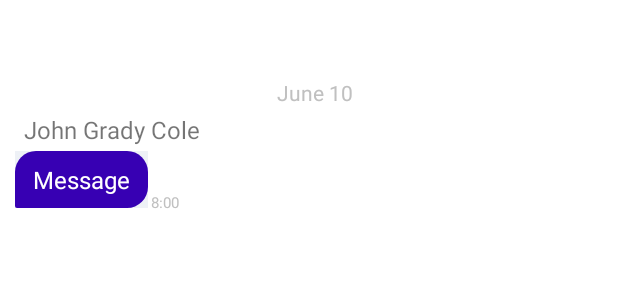
After one commit to atharva-satpute/Defend, an Android app: the layout receiver_msg_chat.xml on its own in the app's theme, with its tools: preview values and no code run, on a phone screen of 412 x 824 dp. The commit adds this screen. Shown: the top 300 px of the screen. Run offline under Robolectric (Android 15) with nearby library versions, the phone set to English and light mode, and no system bars.

Commit message:
Recipient Name is now visible in chat Activity. Added vectors

```diff
--- a/Android/DEFEND/app/src/main/java/com/app/defend/activities/LoginActivity.java
+++ b/Android/DEFEND/app/src/main/java/com/app/defend/activities/LoginActivity.java
@@ -40,6 +40,7 @@ public class LoginActivity extends AppCompatActivity {
 	boolean first = false;
 	private String verificationId;
 	private String countryCode;
+
 
 	@RequiresApi(api = Build.VERSION_CODES.O)
 	@Override
@@ -131,6 +132,7 @@ public class LoginActivity extends AppCompatActivity {
 		PhoneAuthProvider.verifyPhoneNumber(options);
 	}
 
+
 	@RequiresApi(api = Build.VERSION_CODES.O)
 	private void signInWithCredential(PhoneAuthCredential credential) {
 		mAuth.signInWithCredential(credential)
--- a/Android/DEFEND/app/src/main/java/com/app/defend/rsa/RSAKeyPairGenerator.java
+++ b/Android/DEFEND/app/src/main/java/com/app/defend/rsa/RSAKeyPairGenerator.java
@@ -31,5 +31,6 @@ public class RSAKeyPairGenerator {
 	@RequiresApi(api = Build.VERSION_CODES.O)
 	public String getPublicKey() {
 		return Base64.getEncoder().encodeToString(privateKey.getEncoded());
+
 	}
 }
--- /dev/null
+++ b/Android/DEFEND/app/src/main/res/drawable/bg_receiver_chat_msg.xml
@@ -0,0 +1,9 @@
+<?xml version="1.0" encoding="utf-8"?>
+<shape xmlns:android="http://schemas.android.com/apk/res/android">
+    <corners
+        android:bottomLeftRadius="1dp"
+        android:bottomRightRadius="14dp"
+        android:topLeftRadius="14dp"
+        android:topRightRadius="14dp" />
+    <solid android:color="@color/design_default_color_primary_dark" />
+</shape>
--- /dev/null
+++ b/Android/DEFEND/app/src/main/res/drawable/bg_white_rounded.xml
@@ -0,0 +1,5 @@
+<?xml version="1.0" encoding="utf-8"?>
+<shape xmlns:android="http://schemas.android.com/apk/res/android">
+    <corners android:radius="32dp"/>
+    <solid android:color="@color/white"/>
+</shape>
--- /dev/null
+++ b/Android/DEFEND/app/src/main/res/drawable/ic_baseline_arrow_back_30.xml
@@ -0,0 +1,5 @@
+<vector android:autoMirrored="true" android:height="30dp"
+    android:tint="#FFFFFF" android:viewportHeight="24"
+    android:viewportWidth="24" android:width="30dp" xmlns:android="http://schemas.android.com/apk/res/android">
+    <path android:fillColor="@android:color/white" android:pathData="M20,11H7.83l5.59,-5.59L12,4l-8,8 8,8 1.41,-1.41L7.83,13H20v-2z"/>
+</vector>
--- /dev/null
+++ b/Android/DEFEND/app/src/main/res/drawable/ic_white_send_24p.xml
@@ -0,0 +1,5 @@
+<vector android:autoMirrored="true" android:height="24dp"
+    android:tint="#FFFFFF" android:viewportHeight="24"
+    android:viewportWidth="24" android:width="24dp" xmlns:android="http://schemas.android.com/apk/res/android">
+    <path android:fillColor="@android:color/white" android:pathData="M2.01,21L23,12 2.01,3 2,10l15,2 -15,2z"/>
+</vector>
--- /dev/null
+++ b/Android/DEFEND/app/src/main/res/layout/receiver_msg_chat.xml
@@ -0,0 +1,85 @@
+<?xml version="1.0" encoding="utf-8"?>
+<androidx.constraintlayout.widget.ConstraintLayout
+    xmlns:android="http://schemas.android.com/apk/res/android"
+    xmlns:app="http://schemas.android.com/apk/res-auto"
+    android:layout_width="match_parent"
+    android:layout_height="wrap_content"
+    android:layout_marginStart="8dp"
+    android:layout_marginLeft="8dp"
+    android:layout_marginTop="16dp">
+
+    <TextView
+        android:id="@+id/chat_date_other"
+        android:layout_width="wrap_content"
+        android:layout_height="wrap_content"
+        android:layout_marginTop="32dp"
+        android:paddingStart="8dp"
+        android:paddingTop="4dp"
+        android:paddingEnd="8dp"
+        android:paddingBottom="4dp"
+        android:text="June 10"
+        android:textColor="#C0C0C0"
+        app:layout_constraintEnd_toEndOf="parent"
+        app:layout_constraintStart_toStartOf="parent"
+        app:layout_constraintTop_toTopOf="parent" />
+
+    <TextView
+        android:id="@+id/chat_user_other"
+        android:layout_width="wrap_content"
+        android:layout_height="wrap_content"
+        android:layout_marginStart="8dp"
+        android:layout_marginLeft="8dp"
+        android:text="John Grady Cole"
+        android:textSize="16sp"
+        app:layout_constraintTop_toBottomOf="@+id/chat_date_other"
+        app:layout_constraintLeft_toLeftOf="parent"/>
+
+    <com.google.android.material.card.MaterialCardView
+        android:id="@+id/card_receiver_chat"
+        android:layout_width="wrap_content"
+        android:layout_height="wrap_content"
+        app:cardBackgroundColor="#eef1f6"
+        app:cardCornerRadius="0dp"
+        app:cardElevation="0dp"
+        app:cardPreventCornerOverlap="false"
+        app:cardUseCompatPadding="true"
+        app:layout_constraintTop_toBottomOf="@id/chat_user_other"
+        app:layout_constraintLeft_toLeftOf="parent">
+
+        <LinearLayout
+            android:layout_width="wrap_content"
+            android:layout_height="wrap_content"
+            android:orientation="vertical"
+            android:background="@drawable/bg_receiver_chat_msg">
+
+            <TextView
+                android:id="@+id/receiver_chat"
+                android:layout_width="wrap_content"
+                android:layout_height="wrap_content"
+                android:layout_marginBottom="8dp"
+                android:maxWidth="260dp"
+                android:paddingLeft="12dp"
+                android:paddingStart="12dp"
+                android:paddingTop="8dp"
+                android:paddingRight="12dp"
+                android:text="Message"
+                android:textColor="@color/white"
+                android:textSize="16sp"/>
+
+        </LinearLayout>
+
+    </com.google.android.material.card.MaterialCardView>
+
+    <TextView
+        android:id="@+id/chat_timestamp_receiver"
+        android:layout_width="wrap_content"
+        android:layout_height="wrap_content"
+        android:text="8:00"
+        android:textColor="#C0C0C0"
+        android:textSize="10sp"
+        app:layout_constraintBottom_toBottomOf="@+id/card_receiver_chat"
+        app:layout_constraintStart_toEndOf="@+id/card_receiver_chat" />
+
+
+
+</androidx.constraintlayout.widget.ConstraintLayout>
```
Also changed, not shown: Android/DEFEND/app/src/main/java/com/app/defend/activities/UserChats.java (added, +42 -0 lines), Android/DEFEND/app/src/main/res/drawable/bg_btn_chat_send.xml (added, +14 -0 lines), Android/DEFEND/app/src/main/res/drawable/bg_sender_msg_chat.xml (added, +11 -0 lines), Android/DEFEND/app/src/main/res/layout/custom_chat_toolbar.xml (added, +34 -0 lines), Android/DEFEND/app/src/main/res/layout/sender_msg_chat.xml (added, +70 -0 lines), Android/DEFEND/app/src/main/res/layout/user_chats.xml (added, +72 -0 lines), 1 other file.
